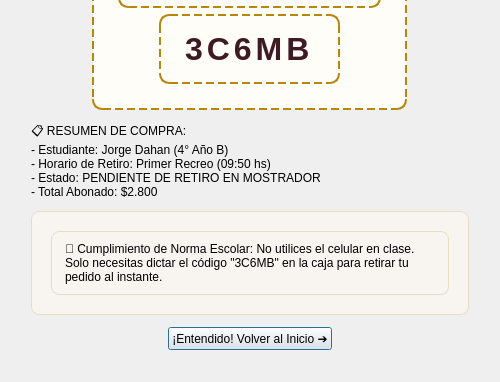
The window that app/comprobantedialog.ui (gabrielnogueramelendez-cpu/Qt-creator-Berea) describes before a commit, drawn with Qt 5; both pictures show x 0 to 500 and y 168 to 550 of the 500 by 550 pixel window.
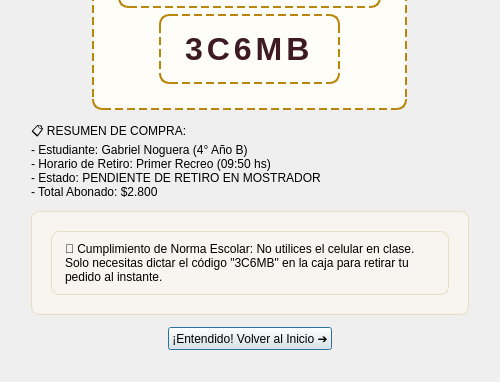
The same window after the commit.

Commit message:
Usar a Gabriel Noguera como alumno de ejemplo
Reemplaza los datos de ejemplo del alumno (Jorge Dahán) por
Gabriel Noguera, DNI 95671088, gnoguera@bue.edu.ar, 4° Año B, y el
segundo pedido de ejemplo por Martina López. Las capturas de la
presentación se volvieron a sacar desde la app compilada.

Solo cambian datos de ejemplo y placeholders, no la lógica.

Diff of the .ui file:
```diff
--- a/app/comprobantedialog.ui
+++ b/app/comprobantedialog.ui
@@ -76,7 +76,7 @@
        <widget class="QLabel" name="lblDetails">
         <property name="text">
          <string>📋 RESUMEN DE COMPRA:
-- Estudiante: Jorge Dahan (4° Año B)
+- Estudiante: Gabriel Noguera (4° Año B)
 - Horario de Retiro: Primer Recreo (09:50 hs)
 - Estado: PENDIENTE DE RETIRO EN MOSTRADOR
 - Total Abonado: $2.800</string>
```
The commit also changes 11 other files.
